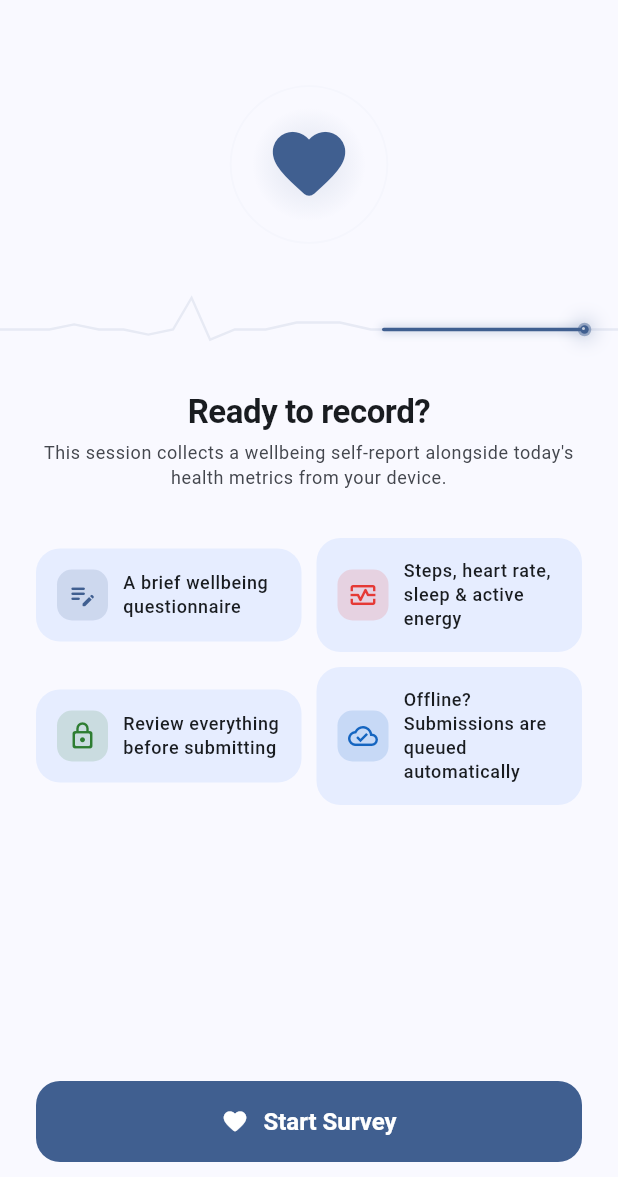
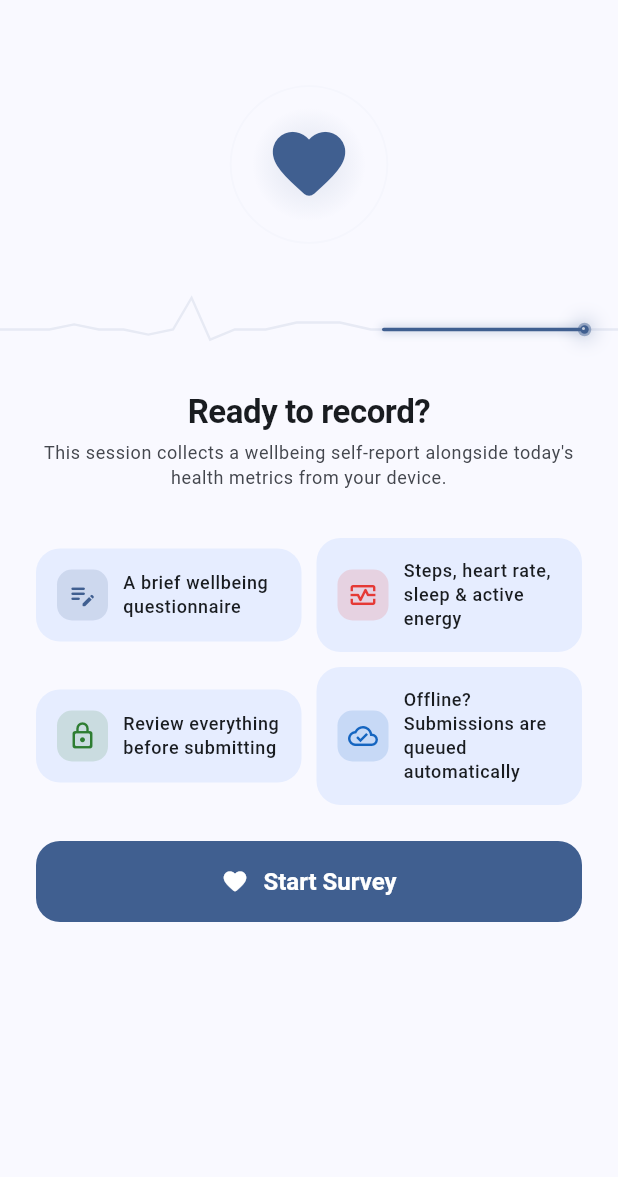
Before and after one commit to HumayOzerr/research_health_app, a Flutter app: the WelcomeScreen screen opened directly with empty values, on a phone screen of 412 x 824 dp, the part 59-1236 px from its top. Run offline on Flutter 3.47's test engine with Material 3 defaults, Android fonts, the phone set to English and light mode, and no system bars; our stand-ins replace fl_chart, image_picker, pdf, printing, shared_preferences, supabase_flutter; missing offline and left inert: health; accounts and stored records are empty.

Commit message:
welcome screen fixed

```diff
--- a/lib/screens/welcome_screen.dart
+++ b/lib/screens/welcome_screen.dart
@@ -114,7 +114,7 @@ class _WelcomeScreenState extends State<WelcomeScreen> {
             const SizedBox(height: 18),
 
                         Expanded(
-              child: Padding(
+              child: SingleChildScrollView(
                 padding: const EdgeInsets.fromLTRB(24, 0, 24, 10),
                 child: Column(
                   crossAxisAlignment: CrossAxisAlignment.stretch,
@@ -190,7 +190,7 @@ class _WelcomeScreenState extends State<WelcomeScreen> {
                       ),
                     ),
 
-                    const Spacer(),
+                    const SizedBox(height: 24),
 
                     if (_submittedToday) ...[
                       FadeSlideIn(
```
